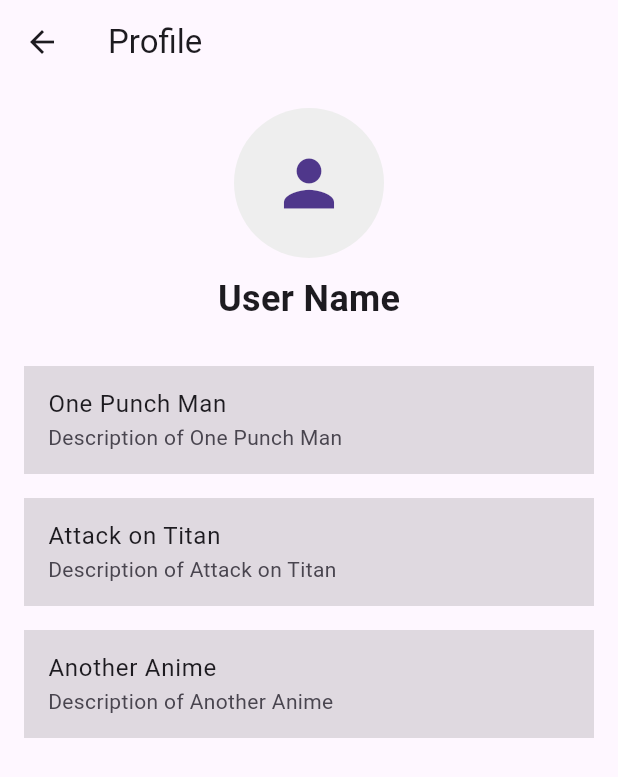
After one commit to jefrsama/anihub, a Flutter app: the ProfilePage screen opened directly, on a phone screen of 412 x 824 dp. The commit adds this screen. Shown: the top 777 px of the screen. Run offline on Flutter 3.47's test engine with Material 3 defaults, Android fonts, the phone set to English and light mode, and no system bars; our stand-ins replace firebase_auth, firebase_core, flutter_svg, google_maps_flutter, google_sign_in, location and 2 more; missing offline and left inert: dart:ffi, github_sign_in_plus, twitter_login; accounts and stored records are empty.

Commit message:
добавил страницу для профиля по критериям: там mockup имя/3 mockup аниме как смотрящие стоят которые можно листать. через сайдбар на окно юсера попадает туда

```diff
--- a/lib/main.dart
+++ b/lib/main.dart
@@ -7,6 +7,7 @@ import 'package:anihub/theme/theme_provider.dart';
 import 'package:anihub/pages/login_page.dart';
 import 'package:anihub/pages/map_page.dart';
 import 'package:anihub/pages/settings_page.dart';
+import 'package:anihub/pages/profile_page.dart';
 
 void main() async {
   WidgetsFlutterBinding.ensureInitialized();
@@ -146,12 +147,20 @@ class _MainPageState extends State<MainPage> {
           child: Column(
             mainAxisAlignment: MainAxisAlignment.center,
             children: [
-              CircleAvatar(
-                radius: 40,
+              GestureDetector(
+                onTap: () {
+                  Navigator.push(
+                    context,
+                    MaterialPageRoute(builder: (context) => ProfilePage()), // Profile Page
+                  );
+                },
+                child: CircleAvatar(
+                  radius: 40,
+                ),
               ),
               SizedBox(height: 10),
               Text(
-                S.of(context).userProfileName,
+                S.of(context).userProfileName, // user profile name
                 style: TextStyle(color: Colors.white, fontSize: 18),
               ),
             ],
--- /dev/null
+++ b/lib/pages/profile_page.dart
@@ -0,0 +1,67 @@
+import 'package:anihub/main.dart';
+import 'package:flutter/material.dart';
+import 'package:provider/provider.dart';
+import 'package:anihub/theme/theme_provider.dart';
+import 'package:anihub/generated/l10n.dart';
+
+class ProfilePage extends StatelessWidget {
+  final List<Map<String, String>> watchingAnime = [
+    {'title': 'One Punch Man', 'description': 'Description of One Punch Man'},
+    {'title': 'Attack on Titan', 'description': 'Description of Attack on Titan'},
+    {'title': 'Another Anime', 'description': 'Description of Another Anime'},
+    //еще если надо
+  ];
+
+  @override
+  Widget build(BuildContext context) {
+    final themeProvider = Provider.of<ThemeProvider>(context);
+    final localeProvider = Provider.of<LocaleProvider>(context);
+
+    return Scaffold(
+      appBar: AppBar(
+        title: const Text('Profile'),
+      ),
+      body: Padding(
+        padding: const EdgeInsets.all(16.0),
+        child: Column(
+          children: [
+            Center(
+              child: CircleAvatar(
+                radius: 50,
+                backgroundColor: Colors.grey.shade200,
+                child: Icon(Icons.person, size: 50),
+              ),
+            ),
+            SizedBox(height: 10),
+            Center(
+              child: Text(
+                'User Name', // actual username
+                style: TextStyle(fontSize: 24, fontWeight: FontWeight.bold),
+              ),
+            ),
+            SizedBox(height: 20),
+            Expanded(
+              child: ListView.builder(
+                itemCount: watchingAnime.length,
+                itemBuilder: (context, index) {
+                  return Container(
+                    margin: EdgeInsets.symmetric(vertical: 8.0),
+                    color: Colors.black12,
+                    child: ListTile(
+                      title: Text(watchingAnime[index]['title']!),
+                      subtitle: Text(
+                        watchingAnime[index]['description']!,
+                        maxLines: 2,
+                        overflow: TextOverflow.ellipsis,
+                      ),
+                    ),
+                  );
+                },
+              ),
+            ),
+          ],
+        ),
+      ),
+    );
+  }
+}
```
